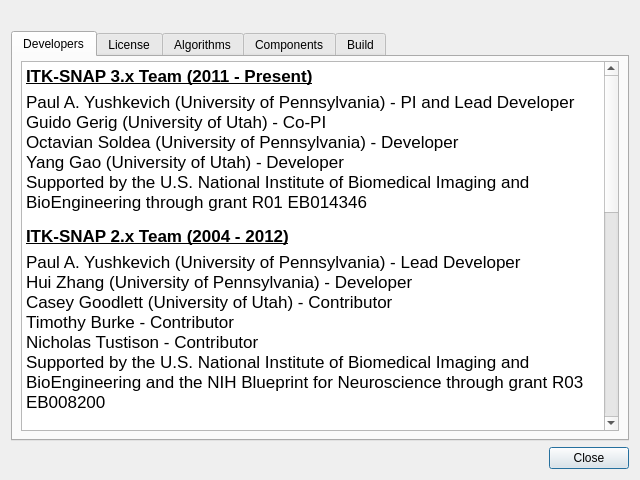
The window that GUI/Qt/Windows/AboutDialog.ui (pyushkevich/itksnap) describes before a commit, drawn with Qt 5.
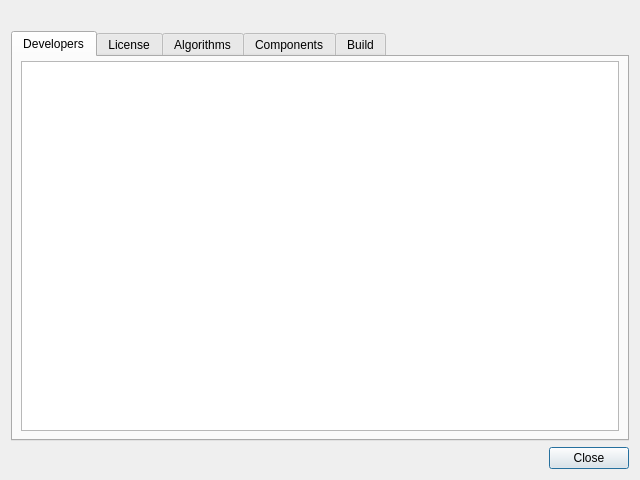
The same window after the commit. Icons and pictures are not drawn. Custom widgets are drawn as their Qt base class.

```diff
--- a/GUI/Qt/Windows/AboutDialog.ui
+++ b/GUI/Qt/Windows/AboutDialog.ui
@@ -59,19 +59,10 @@
         <widget class="QTextBrowser" name="outCredits">
          <property name="html">
           <string>&lt;!DOCTYPE HTML PUBLIC &quot;-//W3C//DTD HTML 4.0//EN&quot; &quot;http://www.w3.org/TR/REC-html40/strict.dtd&quot;&gt;
-&lt;html&gt;&lt;head&gt;&lt;meta name=&quot;qrichtext&quot; content=&quot;1&quot; /&gt;&lt;style type=&quot;text/css&quot;&gt;
+&lt;html&gt;&lt;head&gt;&lt;meta name=&quot;qrichtext&quot; content=&quot;1&quot; /&gt;&lt;meta charset=&quot;utf-8&quot; /&gt;&lt;style type=&quot;text/css&quot;&gt;
 p, li { white-space: pre-wrap; }
-&lt;/style&gt;&lt;/head&gt;&lt;body style=&quot; font-family:'.Helvetica Neue DeskInterface'; font-size:13pt; font-weight:400; font-style:normal;&quot;&gt;
-&lt;p style=&quot; margin-top:0px; margin-bottom:0px; margin-left:0px; margin-right:0px; -qt-block-indent:0; text-indent:0px;&quot;&gt;&lt;span style=&quot; font-family:'Lucida Grande'; font-weight:600; text-decoration: underline;&quot;&gt;ITK-SNAP 3.x Team (2011 - Present)&lt;/span&gt;&lt;/p&gt;
-&lt;p style=&quot; margin-top:6px; margin-bottom:12px; margin-left:0px; margin-right:0px; -qt-block-indent:0; text-indent:0px;&quot;&gt;&lt;span style=&quot; font-family:'Lucida Grande';&quot;&gt;Paul A. Yushkevich (University of Pennsylvania) - PI and Lead Developer &lt;br /&gt;Guido Gerig (University of Utah) - Co-PI &lt;br /&gt;Octavian Soldea (University of Pennsylvania) - Developer &lt;br /&gt;Yang Gao (University of Utah) - Developer &lt;br /&gt;Supported by the U.S. National Institute of Biomedical Imaging and BioEngineering through grant R01 EB014346 &lt;/span&gt;&lt;/p&gt;
-&lt;p style=&quot; margin-top:14px; margin-bottom:0px; margin-left:0px; margin-right:0px; -qt-block-indent:0; text-indent:0px;&quot;&gt;&lt;span style=&quot; font-family:'Lucida Grande'; font-weight:600; text-decoration: underline;&quot;&gt;ITK-SNAP 2.x Team (2004 - 2012)&lt;/span&gt;&lt;/p&gt;
-&lt;p style=&quot; margin-top:6px; margin-bottom:12px; margin-left:0px; margin-right:0px; -qt-block-indent:0; text-indent:0px;&quot;&gt;&lt;span style=&quot; font-family:'Lucida Grande';&quot;&gt;Paul A. Yushkevich (University of Pennsylvania) - Lead Developer &lt;br /&gt;Hui Zhang (University of Pennsylvania) - Developer &lt;br /&gt;Casey Goodlett (University of Utah) - Contributor &lt;br /&gt;Timothy Burke - Contributor &lt;br /&gt;Nicholas Tustison - Contributor &lt;br /&gt;Supported by the U.S. National Institute of Biomedical Imaging and BioEngineering and the NIH Blueprint for Neuroscience through grant R03 EB008200 &lt;/span&gt;&lt;/p&gt;
-&lt;p style=&quot; margin-top:14px; margin-bottom:0px; margin-left:0px; margin-right:0px; -qt-block-indent:0; text-indent:0px;&quot;&gt;&lt;span style=&quot; font-family:'Lucida Grande'; font-weight:600; text-decoration: underline;&quot;&gt;SNAP/ITK Integration (2003-2004)&lt;/span&gt;&lt;/p&gt;
-&lt;p style=&quot; margin-top:6px; margin-bottom:12px; margin-left:0px; margin-right:0px; -qt-block-indent:0; text-indent:0px;&quot;&gt;&lt;span style=&quot; font-family:'Lucida Grande';&quot;&gt;Paul A. Yushkevich (University of Pennsylvania) - Technical Director &lt;br /&gt;Daniel S. Fritsch - Contract PI &lt;br /&gt;Guido Gerig (University of Utah) - Scientific Director &lt;br /&gt;Stephen R. Aylward (Kitware) - Consultant &lt;br /&gt;Supported by the U.S. National Library of Medicine through PO 467-MZ-202446-1 &lt;/span&gt;&lt;/p&gt;
-&lt;p style=&quot; margin-top:14px; margin-bottom:0px; margin-left:0px; margin-right:0px; -qt-block-indent:0; text-indent:0px;&quot;&gt;&lt;span style=&quot; font-family:'Lucida Grande'; font-weight:600; text-decoration: underline;&quot;&gt;Original SNAP/IRIS Team (199x - 2003)&lt;/span&gt;&lt;/p&gt;
-&lt;p style=&quot; margin-top:6px; margin-bottom:12px; margin-left:0px; margin-right:0px; -qt-block-indent:0; text-indent:0px;&quot;&gt;&lt;span style=&quot; font-family:'Lucida Grande';&quot;&gt;Guido Gerig (University of Utah) - Scientific Director &lt;br /&gt;Silvio Turello, Joachim Schlegel, Gabor Szekely (ETH Zurich) - Original AVS Module &lt;br /&gt;Chris Wynn, Arun Neelamkavil, David Gregg, Eric Larsen, Sanjay Sthapit (UNC Chapel Hill) - IRIS 1999 Project &lt;br /&gt;Sean Ho, Ashraf Farrag, Amy Henderson, Robin Munesato, Ming Yu (UNC Chapel Hill) - IRIS 2000 Project &lt;br /&gt;Nathan Moon, Thorsten Scheuermann, Konstantin Bobkov, Nathan Talbert, Yongjik Kim (UNC Chapel Hill) - SnAP 2002 Project &lt;br /&gt;Pierre Fillard (UNC Chapel Hill) - SnAP-VTK Integration &lt;/span&gt;&lt;/p&gt;
-&lt;p style=&quot; margin-top:14px; margin-bottom:0px; margin-left:0px; margin-right:0px; -qt-block-indent:0; text-indent:0px;&quot;&gt;&lt;span style=&quot; font-family:'Lucida Grande'; font-weight:600; text-decoration: underline;&quot;&gt;Special Thanks&lt;/span&gt;&lt;/p&gt;
-&lt;p style=&quot; margin-top:6px; margin-bottom:12px; margin-left:0px; margin-right:0px; -qt-block-indent:0; text-indent:0px;&quot;&gt;&lt;span style=&quot; font-family:'Lucida Grande';&quot;&gt;Terry S. Yoo (NLM) &lt;br /&gt;Zohara Cohen (NIBIB) &lt;br /&gt;Luis Ibanez (Kitware) &lt;br /&gt;Joshua Cates (University of Utah) &lt;br /&gt;James C. Gee (University of Pennsylvania) &lt;br /&gt;All who generously contribute to ITK, VTK, FLTK, and SNAP &lt;/span&gt;&lt;/p&gt;&lt;/body&gt;&lt;/html&gt;</string>
+&lt;/style&gt;&lt;/head&gt;&lt;body style=&quot; font-family:'.AppleSystemUIFont'; font-size:13pt; font-weight:400; font-style:normal;&quot;&gt;
+&lt;p style=&quot;-qt-paragraph-type:empty; margin-top:0px; margin-bottom:0px; margin-left:0px; margin-right:0px; -qt-block-indent:0; text-indent:0px;&quot;&gt;&lt;br /&gt;&lt;/p&gt;&lt;/body&gt;&lt;/html&gt;</string>
          </property>
         </widget>
        </item>
```
Left out of the diff: 38 changed lines with no effect on the pictures.
